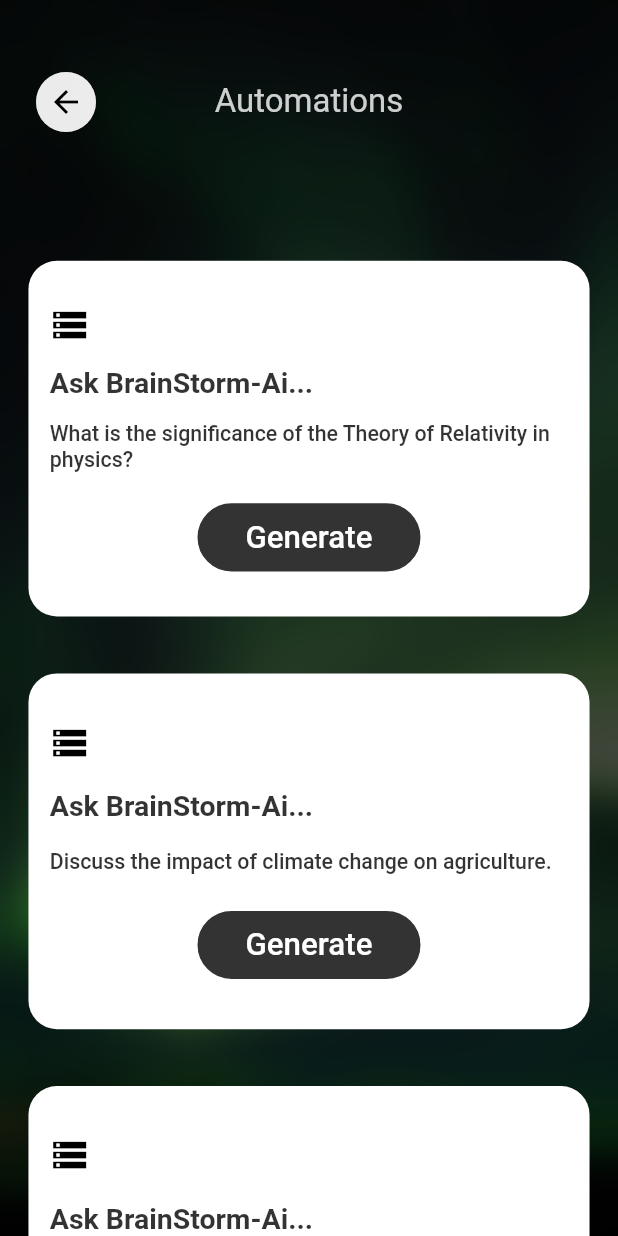
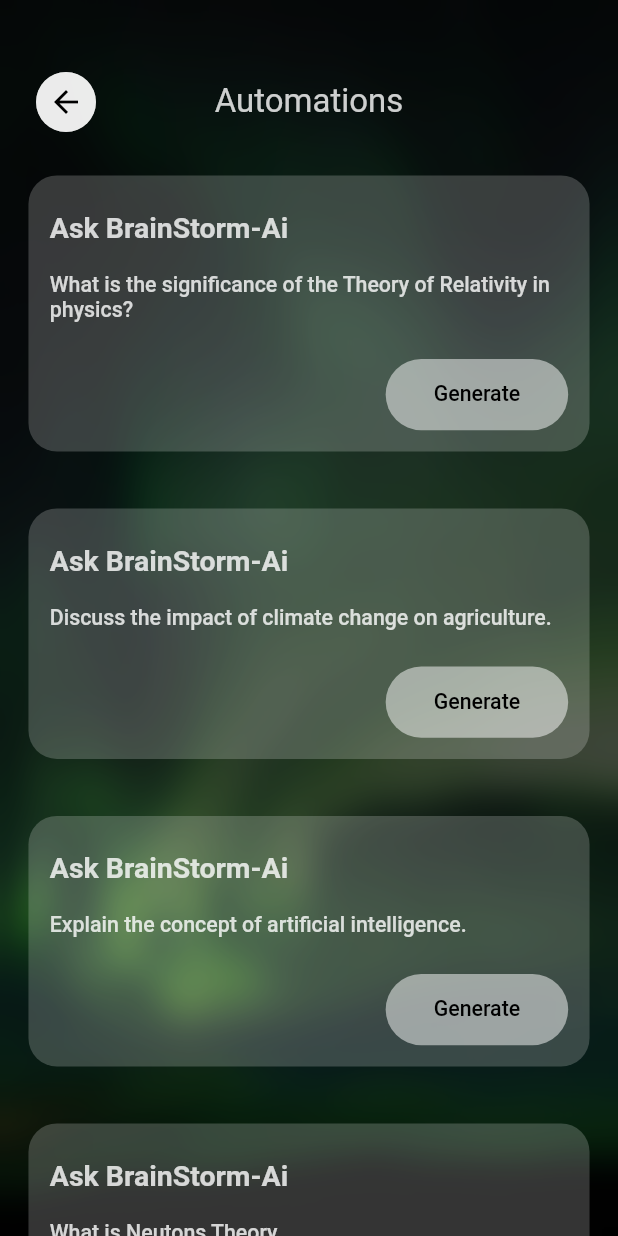
Before and after one commit to hngx-org/brainstorm-ai, a Flutter app: the MainAutomations screen opened by its route, on a phone screen of 412 x 824 dp. Run offline on Flutter 3.47's test engine with Material 2 defaults, Android fonts, the phone set to English and light mode, and no system bars; our stand-ins replace flutter_screenutil, go_router, google_fonts, internet_connection_checker, shared_preferences, sqflite; missing offline and left inert: hng_authentication, hngx_openai, in_app_payment; accounts and stored records are empty.

Commit message:
made some ui changes

```diff
--- a/lib/data/models/internt_connection_model.dart
+++ b/lib/data/models/internt_connection_model.dart
@@ -7,22 +7,28 @@
   final _connectionChecker = InternetConnectionChecker();
   late StreamSubscription<InternetConnectionStatus> _subscription;
   bool hasConnection = true;
+  bool _disposed = false;
 
   ConnectionModel(){_init();}
 
   void _init() async {
     hasConnection = await _connectionChecker.hasConnection;
-    notifyListeners();
+    if (!_disposed){
+      notifyListeners();
+    }
     _subscription = _connectionChecker.onStatusChange.listen((event) async {
       hasConnection = await _connectionChecker.hasConnection;
       print('has connection: $hasConnection');
-      notifyListeners();
+      if(!_disposed){
+        notifyListeners();
+      }
     });
   }
 
   @override
   void dispose(){
     _subscription.cancel();
+    _disposed = true;
     super.dispose();
   }
 }
--- a/lib/presentation/screens/chat_automations/automated_chats_container.dart
+++ b/lib/presentation/screens/chat_automations/automated_chats_container.dart
@@ -18,47 +18,52 @@
     return Container(
       margin: EdgeInsets.all(20.r),
       padding: EdgeInsets.all(15.sp),
-      height: 250.h,
+      // height: 250.h,
       width: 370.w,
       decoration: BoxDecoration(
-        color: Colors.white,
+        color: Colors.white.withOpacity(0.2),
         borderRadius: BorderRadius.circular(20.r),
       ),
       child: Column(
         mainAxisAlignment: MainAxisAlignment.spaceEvenly,
-        crossAxisAlignment: CrossAxisAlignment.start,
+        crossAxisAlignment: CrossAxisAlignment.stretch,
         children: [
-          Icon(
-            Icons.storage_outlined,
-            size: 28.sp,
-            color: Colors.black,
-          ),
+          // Icon(
+          //   Icons.storage_outlined,
+          //   size: 28.sp,
+          //   color: Colors.black,
+          // ),
+          10.verticalSpace,
           Text(
-            'Ask BrainStorm-Ai...',
+            'Ask BrainStorm-Ai',
             style: TextStyle(
               fontSize: 20.sp,
               fontWeight: FontWeight.w600,
-              color: Colors.black.withOpacity(.8),
+              color: Colors.white.withOpacity(.8),
               decoration: TextDecoration.none,
             ),
           ),
+          20.verticalSpace,
           Text(
             widget.text ?? '',
             style: TextStyle(
               fontSize: 15.sp,
               fontWeight: FontWeight.w500,
-              color: Colors.black.withOpacity(.8),
+              color: Colors.white.withOpacity(.8),
               decoration: TextDecoration.none,
             ),
           ),
-          Center(
-            child: ActionButton(
+          20.verticalSpace,
+          Row(
+            mainAxisAlignment: MainAxisAlignment.end,
+            children: [
+              ActionButton(
                 height: 50.h,
                 width: 300.w,
                 actionText: 'Generate',
                 margin: 5.h,
-              color: Colors.black.withOpacity(0.8),
-              containerTextColor: Colors.white,
+                color: Colors.white.withOpacity(0.5),
+                containerTextColor: Colors.black,
                 onTap: () {
                   Navigator.push(
                     context,
@@ -73,6 +78,7 @@
                 },
                 containerColor: Colors.black,
               ),
+            ],
           )
         ],
       ),
--- a/lib/presentation/screens/chat_automations/chat_automations.dart
+++ b/lib/presentation/screens/chat_automations/chat_automations.dart
@@ -16,8 +16,7 @@
 
   @override
   Widget build(BuildContext context) {
-    return Container(
-      child: Stack(
+    return Stack(
       children: [
         const CustomBackground(),
         Scaffold(
@@ -26,10 +25,7 @@
             children: [
               40.verticalSpace,
               const TopSection(middleText: "Automations"),
-                SizedBox(
-                  height: 60.h,
-                  width: double.infinity,
-                ),
+              // 60.verticalSpace,
               Expanded(
                 child: ListView.builder(
                   itemBuilder: (BuildContext context, int index) {
@@ -42,7 +38,6 @@
           ),
         ),
       ],
-      ),
     );
   }
 }
--- a/lib/presentation/screens/suscribe_screen/main_suscribe_screen.dart
+++ b/lib/presentation/screens/suscribe_screen/main_suscribe_screen.dart
@@ -209,9 +209,9 @@
             decoration: BoxDecoration(
               color: color ?? Colors.transparent,
               borderRadius: BorderRadius.circular(40.r),
-              border: Border.all(
-                color: Colors.white
-              )
+              // border: Border.all(
+              //   color: Colors.white
+              // )
             ),
             child: Center(
               child: Padding(
@@ -221,9 +221,9 @@
                 child: Text(
                   actionText,
                   style: TextStyle(
-                    fontSize: 22.sp,
-                    // color: containerTextColor,
-                    color: Colors.white,
+                    fontSize: 15.sp,
+                    color: containerTextColor,
+                    // color: Colors.white,
                     fontWeight: FontWeight.w500,
                     decoration: TextDecoration.none,
                   ),
```
Lines whose indentation alone changed are shown as unchanged.
